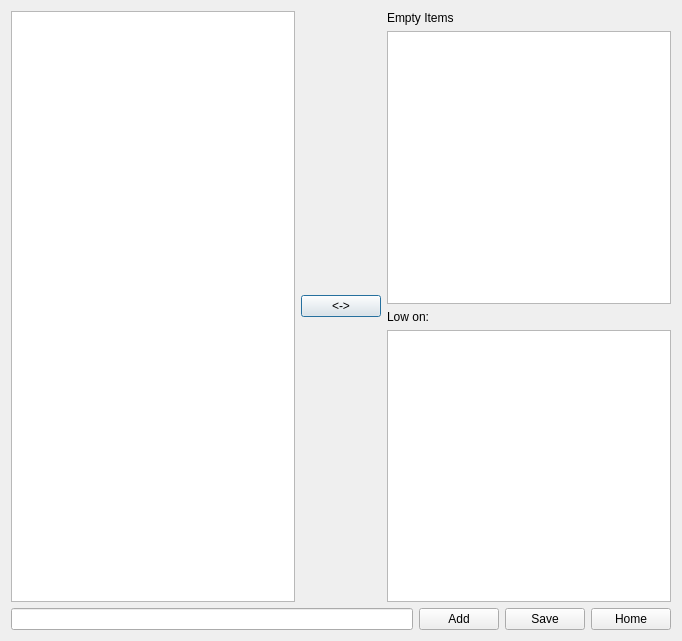
r0ug3-Mary/Senior_Design, file FAKKIT/shoppingpagesaved.ui: the form before one commit.
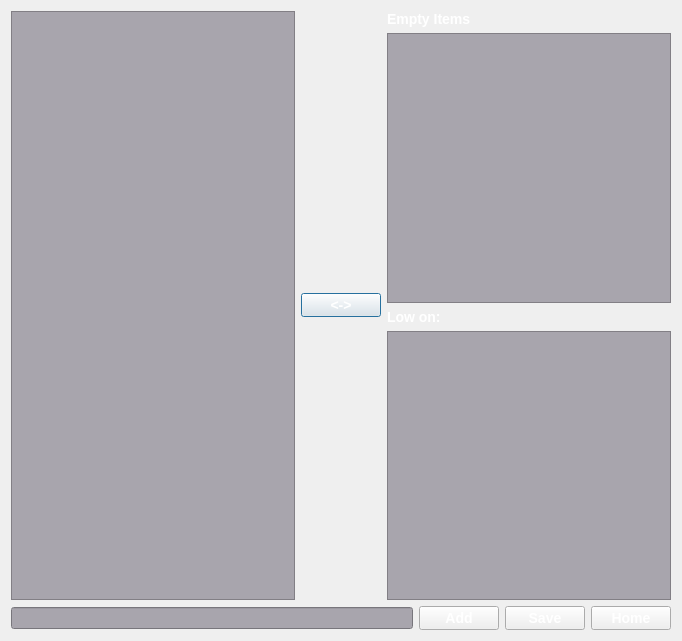
The form after the commit.

Diff of the .ui file:
```diff
--- a/FAKKIT/shoppingpagesaved.ui
+++ b/FAKKIT/shoppingpagesaved.ui
@@ -17,10 +17,19 @@
    <item row="0" column="0">
     <layout class="QHBoxLayout" name="horizontalLayout_2">
      <item>
-      <widget class="QTextEdit" name="textEdit"/>
+      <widget class="QTextEdit" name="textEdit">
+       <property name="styleSheet">
+        <string notr="true">background-color: rgb(168, 165, 173);
+font: bold 12px; color: white;</string>
+       </property>
+      </widget>
      </item>
      <item>
       <widget class="QPushButton" name="swapButton2">
+       <property name="styleSheet">
+        <string notr="true">font: bold 14px;
+    color: white;</string>
+       </property>
        <property name="text">
         <string>&lt;-&gt;</string>
        </property>
@@ -30,23 +39,41 @@
       <layout class="QVBoxLayout" name="verticalLayout">
        <item>
         <widget class="QLabel" name="label">
+         <property name="styleSheet">
+          <string notr="true">font: bold 14px;
+    color: white;</string>
+         </property>
          <property name="text">
           <string>Empty Items</string>
          </property>
         </widget>
        </item>
        <item>
-        <widget class="QListView" name="listView"/>
+        <widget class="QListView" name="listView">
+         <property name="styleSheet">
+          <string notr="true">background-color: rgb(168, 165, 173);
+font: bold 12px; color: white;</string>
+         </property>
+        </widget>
        </item>
        <item>
         <widget class="QLabel" name="label_2">
+         <property name="styleSheet">
+          <string notr="true">font: bold 14px;
+    color: white;</string>
+         </property>
          <property name="text">
           <string>Low on:</string>
          </property>
         </widget>
        </item>
        <item>
-        <widget class="QListView" name="listView_2"/>
+        <widget class="QListView" name="listView_2">
+         <property name="styleSheet">
+          <string notr="true">background-color: rgb(168, 165, 173);
+font: bold 12px; color: white;</string>
+         </property>
+        </widget>
        </item>
       </layout>
      </item>
@@ -55,10 +82,19 @@
    <item row="1" column="0">
     <layout class="QHBoxLayout" name="horizontalLayout">
      <item>
-      <widget class="QLineEdit" name="lineEdit"/>
+      <widget class="QLineEdit" name="lineEdit">
+       <property name="styleSheet">
+        <string notr="true">background-color: rgb(168, 165, 173);
+font: bold 12px; color: white;</string>
+       </property>
+      </widget>
      </item>
      <item>
       <widget class="QPushButton" name="pushButton">
+       <property name="styleSheet">
+        <string notr="true">font: bold 14px;
+    color: white;</string>
+       </property>
        <property name="text">
         <string>Add</string>
        </property>
@@ -66,6 +102,10 @@
      </item>
      <item>
       <widget class="QPushButton" name="pushButton_2">
+       <property name="styleSheet">
+        <string notr="true">font: bold 14px;
+    color: white;</string>
+       </property>
        <property name="text">
         <string>Save</string>
        </property>
@@ -73,6 +113,10 @@
      </item>
      <item>
       <widget class="QPushButton" name="pushButton_3">
+       <property name="styleSheet">
+        <string notr="true">font: bold 14px;
+    color: white;</string>
+       </property>
        <property name="text">
         <string>Home</string>
        </property>
```
